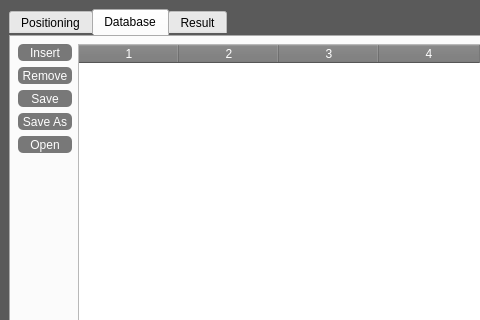
This is mainwindow.ui in BurtBR/LIPS as Qt 5 draws it before an edit; both pictures show x 0 to 480 and y 0 to 320 of the 1291 by 815 pixel window. The edited form follows.
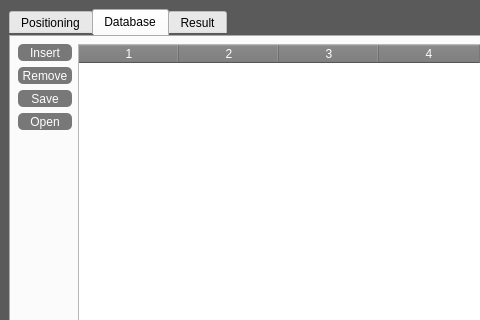
This is the edited form. The open tabs and pages were chosen to show the change. Icons and pictures are not drawn.

What changed in the file:
```diff
--- a/mainwindow.ui
+++ b/mainwindow.ui
@@ -458,19 +458,6 @@
               </property>
              </widget>
             </item>
-            <item>
-             <widget class="QToolButton" name="buttonSaveAsAnchor">
-              <property name="sizePolicy">
-               <sizepolicy hsizetype="Preferred" vsizetype="Preferred">
-                <horstretch>0</horstretch>
-                <verstretch>0</verstretch>
-               </sizepolicy>
-              </property>
-              <property name="text">
-               <string>Save As</string>
-              </property>
-             </widget>
-            </item>
             <item>
              <widget class="QToolButton" name="buttonOpenAnchor">
               <property name="sizePolicy">
```
